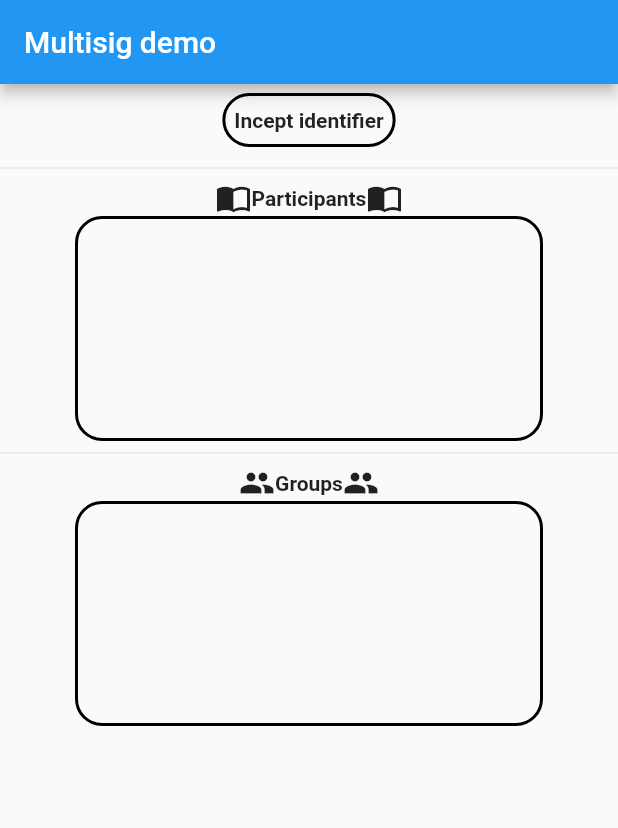
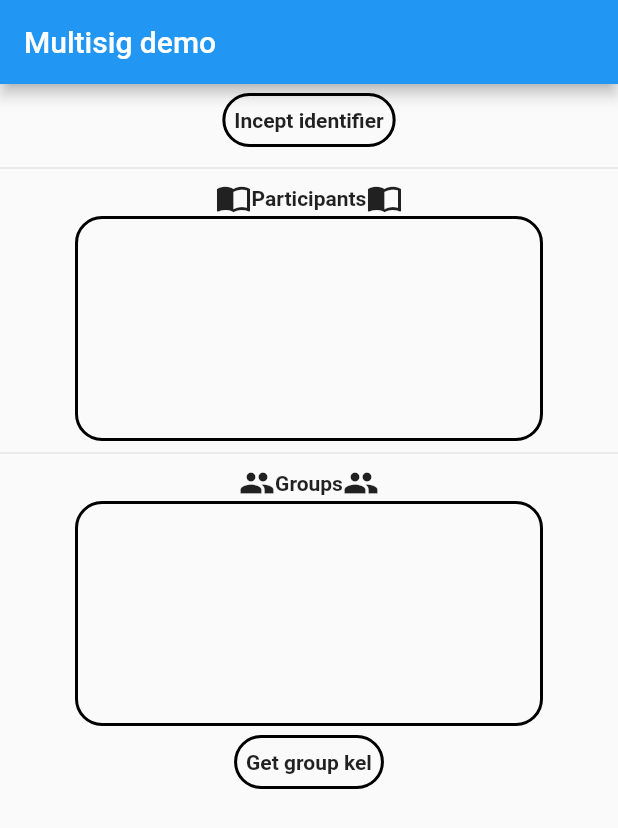
Before and after one commit to THCLab/dkms-demo-multisig, a Flutter app: the screen it shows after launch, on a phone screen of 412 x 824 dp. Shown: the top 828 px of the screen. Run offline on Flutter 3.47's test engine with Material 2 defaults, Android fonts, the phone set to English and light mode, and no system bars; our stand-ins replace qr_flutter; missing offline and left inert: asymmetric_crypto_primitives, keri, mobile_scanner; statements that could not run were skipped.

Commit message:
Update main.dart

```diff
--- a/lib/main.dart
+++ b/lib/main.dart
@@ -474,13 +474,29 @@ class _MyAppState extends State<MyApp> {
               },
               child: Padding(
                 padding: const EdgeInsets.all(8.0),
-                child: const Text("Get group kel", style: TextStyle(fontWeight: FontWeight.bold)),
+                child: const Text("query(temp)", style: TextStyle(fontWeight: FontWeight.bold)),
               ),
               shape: RoundedRectangleBorder(
                   borderRadius: BorderRadius.circular(18.0),
                   side: const BorderSide(width: 2)
               )
             ) : Container(),
+            RawMaterialButton(
+                onPressed: () async{
+                  groupKel = await getKel(cont: groupIdentifiers[0]);
+                  setState(() {
+
+                  });
+                },
+                child: Padding(
+                  padding: const EdgeInsets.all(8.0),
+                  child: const Text("Get group kel", style: TextStyle(fontWeight: FontWeight.bold)),
+                ),
+                shape: RoundedRectangleBorder(
+                    borderRadius: BorderRadius.circular(18.0),
+                    side: const BorderSide(width: 2)
+                )
+            ),
             groupKel.isNotEmpty ? Text("Group kel:", style: TextStyle(fontWeight: FontWeight.bold),) : Container(),
             groupKel.isNotEmpty ? Text(groupKel, style: TextStyle(color: Colors.green),) : Container(),
           ],
```
